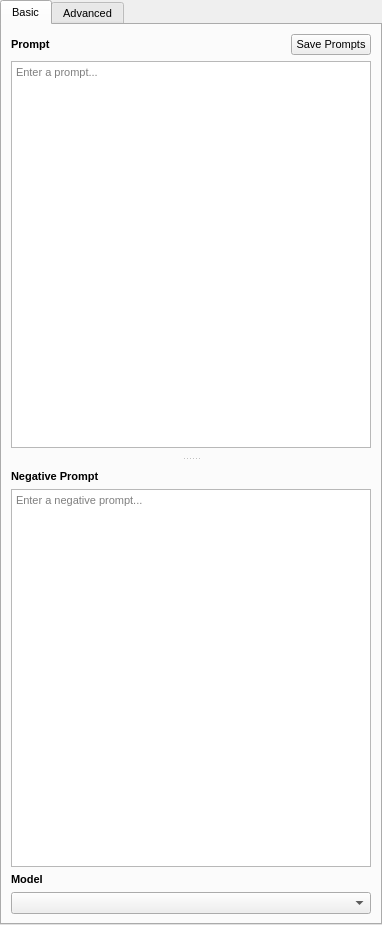
Before: the Qt Designer form src/airunner/widgets/generator_form/templates/generatorform.ui in Capsize-Games/airunner, drawn with Qt 5.
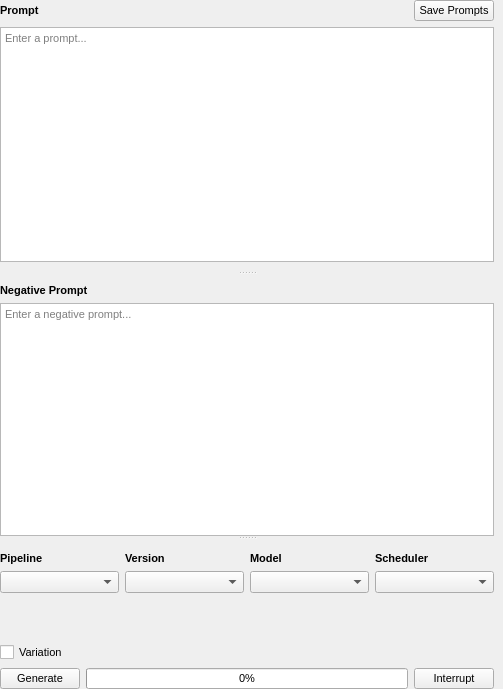
After: the same form once the commit is applied. Custom widgets are drawn as their Qt base class.

Patch:
```diff
--- a/src/airunner/widgets/generator_form/templates/generatorform.ui
+++ b/src/airunner/widgets/generator_form/templates/generatorform.ui
@@ -6,8 +6,8 @@
    <rect>
     <x>0</x>
     <y>0</y>
-    <width>382</width>
-    <height>925</height>
+    <width>503</width>
+    <height>689</height>
    </rect>
   </property>
   <property name="font">
@@ -21,164 +21,6 @@
   <property name="windowTitle">
    <string>Form</string>
   </property>
-  <layout class="QGridLayout" name="gridLayout_4">
-   <property name="leftMargin">
-    <number>0</number>
-   </property>
-   <property name="topMargin">
-    <number>0</number>
-   </property>
-   <property name="rightMargin">
-    <number>0</number>
-   </property>
-   <property name="bottomMargin">
-    <number>0</number>
-   </property>
-   <property name="verticalSpacing">
-    <number>0</number>
-   </property>
-   <item row="0" column="0">
-    <widget class="QTabWidget" name="generator_form_tab_widget">
-     <property name="currentIndex">
-      <number>0</number>
-     </property>
-     <widget class="QWidget" name="basic_tab">
-      <attribute name="title">
-       <string>Basic</string>
-      </attribute>
-      <layout class="QGridLayout" name="gridLayout_6">
-       <property name="leftMargin">
-        <number>0</number>
-       </property>
-       <property name="topMargin">
-        <number>0</number>
-       </property>
-       <property name="rightMargin">
-        <number>0</number>
-       </property>
-       <property name="bottomMargin">
-        <number>0</number>
-       </property>
-       <item row="0" column="0">
-        <widget class="QWidget" name="basic_widget_contents" native="true">
-         <layout class="QGridLayout" name="gridLayout_7">
-          <item row="1" column="0">
-           <layout class="QVBoxLayout" name="verticalLayout_7">
-            <item>
-             <widget class="QLabel" name="label_5">
-              <property name="font">
-               <font>
-                <pointsize>8</pointsize>
-                <bold>true</bold>
-               </font>
-              </property>
-              <property name="text">
-               <string>Model</string>
-              </property>
-             </widget>
-            </item>
-            <item>
-             <widget class="QComboBox" name="model_2"/>
-            </item>
-           </layout>
-          </item>
-          <item row="0" column="0">
-           <widget class="QSplitter" name="splitter">
-            <property name="orientation">
-             <enum>Qt::Vertical</enum>
-            </property>
-            <property name="childrenCollapsible">
-             <bool>false</bool>
-            </property>
-            <widget class="QWidget" name="layoutWidget">
-             <layout class="QGridLayout" name="gridLayout_5">
-              <property name="bottomMargin">
-               <number>9</number>
-              </property>
-              <item row="0" column="0">
-               <widget class="QLabel" name="label_7">
-                <property name="font">
-                 <font>
-                  <pointsize>8</pointsize>
-                  <bold>true</bold>
-                 </font>
-                </property>
-                <property name="text">
-                 <string>Prompt</string>
-                </property>
-               </widget>
-              </item>
-              <item row="0" column="1">
-               <layout class="QHBoxLayout" name="horizontalLayout_8">
-                <item>
-                 <spacer name="horizontalSpacer_2">
-                  <property name="orientation">
-                   <enum>Qt::Horizontal</enum>
-                  </property>
-                  <property name="sizeHint" stdset="0">
-                   <size>
-                    <width>40</width>
-                    <height>20</height>
-                   </size>
-                  </property>
-                 </spacer>
-                </item>
-                <item>
-                 <widget class="QPushButton" name="pushButton_3">
-                  <property name="text">
-                   <string>Save Prompts</string>
-                  </property>
-                 </widget>
-                </item>
-               </layout>
-              </item>
-              <item row="1" column="0" colspan="2">
-               <widget class="QPlainTextEdit" name="basic_prompt">
-                <property name="placeholderText">
-                 <string>Enter a prompt...</string>
-                </property>
-               </widget>
-              </item>
-             </layout>
-            </widget>
-            <widget class="QWidget" name="layoutWidget_3">
-             <layout class="QVBoxLayout" name="verticalLayout_8">
-              <property name="topMargin">
-               <number>9</number>
-              </property>
-              <item>
-               <widget class="QLabel" name="label_6">
-                <property name="font">
-                 <font>
-                  <pointsize>8</pointsize>
-                  <bold>true</bold>
-                 </font>
-                </property>
-                <property name="text">
-                 <string>Negative Prompt</string>
-                </property>
-               </widget>
-              </item>
-              <item>
-               <widget class="QPlainTextEdit" name="negative_prompt_2">
-                <property name="placeholderText">
-                 <string>Enter a negative prompt...</string>
-                </property>
-               </widget>
-              </item>
-             </layout>
-            </widget>
-           </widget>
-          </item>
-         </layout>
-        </widget>
-       </item>
-      </layout>
-     </widget>
-     <widget class="QWidget" name="advanced_tab">
-      <attribute name="title">
-       <string>Advanced</string>
-      </attribute>
       <layout class="QGridLayout" name="gridLayout_3">
        <property name="leftMargin">
         <number>0</number>
@@ -208,8 +50,8 @@
            <rect>
             <x>0</x>
             <y>0</y>
-            <width>378</width>
-            <height>899</height>
+        <width>503</width>
+        <height>689</height>
            </rect>
           </property>
           <layout class="QGridLayout" name="gridLayout_8">
@@ -317,8 +159,8 @@
                 <rect>
                  <x>0</x>
                  <y>0</y>
-                 <width>369</width>
-                 <height>178</height>
+             <width>494</width>
+             <height>135</height>
                 </rect>
                </property>
                <layout class="QGridLayout" name="gridLayout">
@@ -336,6 +178,46 @@
                 </property>
                 <item row="2" column="0">
                  <layout class="QHBoxLayout" name="horizontalLayout_5">
+              <item>
+               <layout class="QVBoxLayout" name="verticalLayout_4">
+                <item>
+                 <widget class="QLabel" name="label_5">
+                  <property name="font">
+                   <font>
+                    <pointsize>8</pointsize>
+                    <bold>true</bold>
+                   </font>
+                  </property>
+                  <property name="text">
+                   <string>Pipeline</string>
+                  </property>
+                 </widget>
+                </item>
+                <item>
+                 <widget class="QComboBox" name="pipeline"/>
+                </item>
+               </layout>
+              </item>
+              <item>
+               <layout class="QVBoxLayout" name="verticalLayout_7">
+                <item>
+                 <widget class="QLabel" name="label_6">
+                  <property name="font">
+                   <font>
+                    <pointsize>8</pointsize>
+                    <bold>true</bold>
+                   </font>
+                  </property>
+                  <property name="text">
+                   <string>Version</string>
+                  </property>
+                 </widget>
+                </item>
+                <item>
+                 <widget class="QComboBox" name="version"/>
+                </item>
+               </layout>
+              </item>
                   <item>
                    <layout class="QVBoxLayout" name="verticalLayout">
                     <item>
@@ -741,10 +623,6 @@
        </item>
       </layout>
      </widget>
-    </widget>
-   </item>
-  </layout>
- </widget>
  <customwidgets>
   <customwidget>
    <class>SliderWidget</class>
```
Left out of the diff: 226 changed lines with no effect on the pictures. Lines whose indentation alone changed are shown as unchanged.
